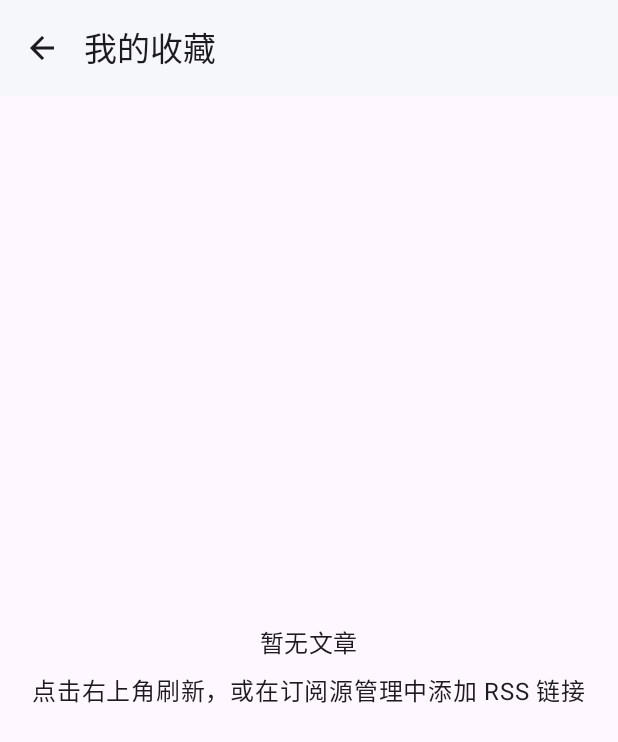
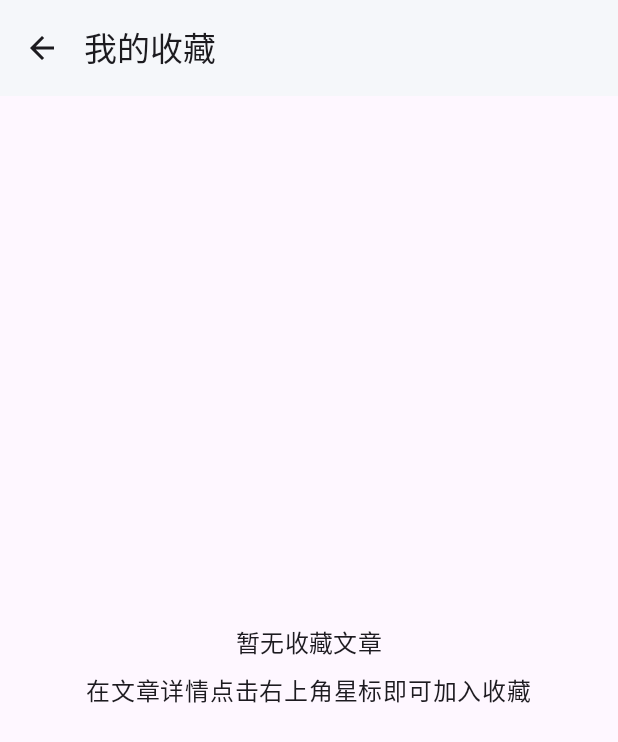
Before and after one commit to ting891/AndroidRSSReaderting, an Android app built with Jetpack Compose: the screen it shows after launch (MainActivity), after a tap on "我的收藏", on a phone screen of 412 x 824 dp. Shown: the top 742 px of the screen. Run offline under Robolectric (Android 15) with nearby library versions, the phone set to English and light mode, and no system bars; our stand-ins replace Room's generated code; 1 statement that could not run was skipped.

Commit message:
fix(app): 更换失效默认订阅源，补充网络失败日志并优化收藏空态提示

```diff
--- a/app/src/main/java/com/ting/rssreader/data/repository/RssRepository.kt
+++ b/app/src/main/java/com/ting/rssreader/data/repository/RssRepository.kt
@@ -175,7 +175,8 @@ class RssRepository(context: Context) {
 
     companion object {
         private val DEFAULT_FEEDS = listOf(
-            "https://rss.sina.com.cn/news/mil.xml"
+            "https://www.people.com.cn/rss/politics.xml",
+            "https://www.solidot.org/index.rss"
         )
     }
 }
--- a/app/src/main/java/com/ting/rssreader/ui/feed/FeedListScreen.kt
+++ b/app/src/main/java/com/ting/rssreader/ui/feed/FeedListScreen.kt
@@ -203,15 +203,19 @@ fun LoadingState(modifier: Modifier = Modifier) {
 }
 
 @Composable
-fun EmptyState(modifier: Modifier = Modifier) {
+fun EmptyState(
+    modifier: Modifier = Modifier,
+    title: String = "暂无文章",
+    subtitle: String = "点击右上角刷新，或在订阅源管理中添加 RSS 链接"
+) {
     Column(
         modifier = modifier,
         horizontalAlignment = Alignment.CenterHorizontally,
         verticalArrangement = Arrangement.Center
     ) {
-        Text("暂无文章", style = MaterialTheme.typography.titleMedium)
+        Text(title, style = MaterialTheme.typography.titleMedium)
         Spacer(Modifier.height(8.dp))
-        Text("点击右上角刷新，或在订阅源管理中添加 RSS 链接")
+        Text(subtitle)
     }
 }
 
--- a/app/src/main/java/com/ting/rssreader/ui/starred/StarredScreen.kt
+++ b/app/src/main/java/com/ting/rssreader/ui/starred/StarredScreen.kt
@@ -53,7 +53,11 @@ fun StarredScreen(
         }
     ) { padding ->
         if (articles.isEmpty()) {
-            EmptyState(Modifier.fillMaxSize().padding(padding))
+            EmptyState(
+                modifier = Modifier.fillMaxSize().padding(padding),
+                title = "暂无收藏文章",
+                subtitle = "在文章详情点击右上角星标即可加入收藏"
+            )
             return@Scaffold
         }
         LazyColumn(
```
Also changed, not shown: app/src/main/java/com/ting/rssreader/data/remote/RssFetcher.kt (+6 -1 lines).
